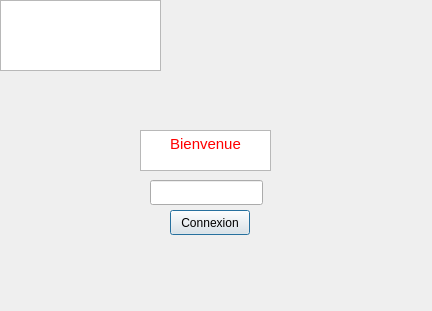
This is Descripteurs/tessst/connexionwindow.ui in TomAuclin/PROJETC_LMLTM as Qt 5 draws it before an edit. The edited form follows.
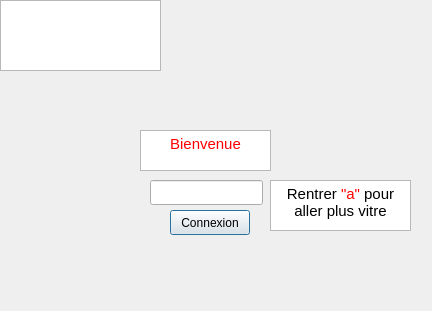
This is the edited form.

Patch:
```diff
--- a/Descripteurs/tessst/connexionwindow.ui
+++ b/Descripteurs/tessst/connexionwindow.ui
@@ -66,6 +66,26 @@
     </rect>
    </property>
   </widget>
+  <widget class="QTextEdit" name="textEdit_2">
+   <property name="geometry">
+    <rect>
+     <x>270</x>
+     <y>180</y>
+     <width>141</width>
+     <height>51</height>
+    </rect>
+   </property>
+   <property name="html">
+    <string>&lt;!DOCTYPE HTML PUBLIC &quot;-//W3C//DTD HTML 4.0//EN&quot; &quot;http://www.w3.org/TR/REC-html40/strict.dtd&quot;&gt;
+&lt;html&gt;&lt;head&gt;&lt;meta name=&quot;qrichtext&quot; content=&quot;1&quot; /&gt;&lt;meta charset=&quot;utf-8&quot; /&gt;&lt;style type=&quot;text/css&quot;&gt;
+p, li { white-space: pre-wrap; }
+hr { height: 1px; border-width: 0; }
+li.unchecked::marker { content: &quot;\2610&quot;; }
+li.checked::marker { content: &quot;\2612&quot;; }
+&lt;/style&gt;&lt;/head&gt;&lt;body style=&quot; font-family:'Sans Serif'; font-size:9pt; font-weight:400; font-style:normal;&quot;&gt;
+&lt;p align=&quot;center&quot; style=&quot; margin-top:0px; margin-bottom:0px; margin-left:0px; margin-right:0px; -qt-block-indent:0; text-indent:0px;&quot;&gt;&lt;span style=&quot; font-size:11pt; color:#000000;&quot;&gt;Rentrer&lt;/span&gt;&lt;span style=&quot; font-size:11pt; color:#ff0000;&quot;&gt; &amp;quot;a&amp;quot; &lt;/span&gt;&lt;span style=&quot; font-size:11pt; color:#000000;&quot;&gt;pour aller plus vitre&lt;/span&gt;&lt;/p&gt;&lt;/body&gt;&lt;/html&gt;</string>
+   </property>
+  </widget>
  </widget>
  <resources/>
  <connections/>
```
